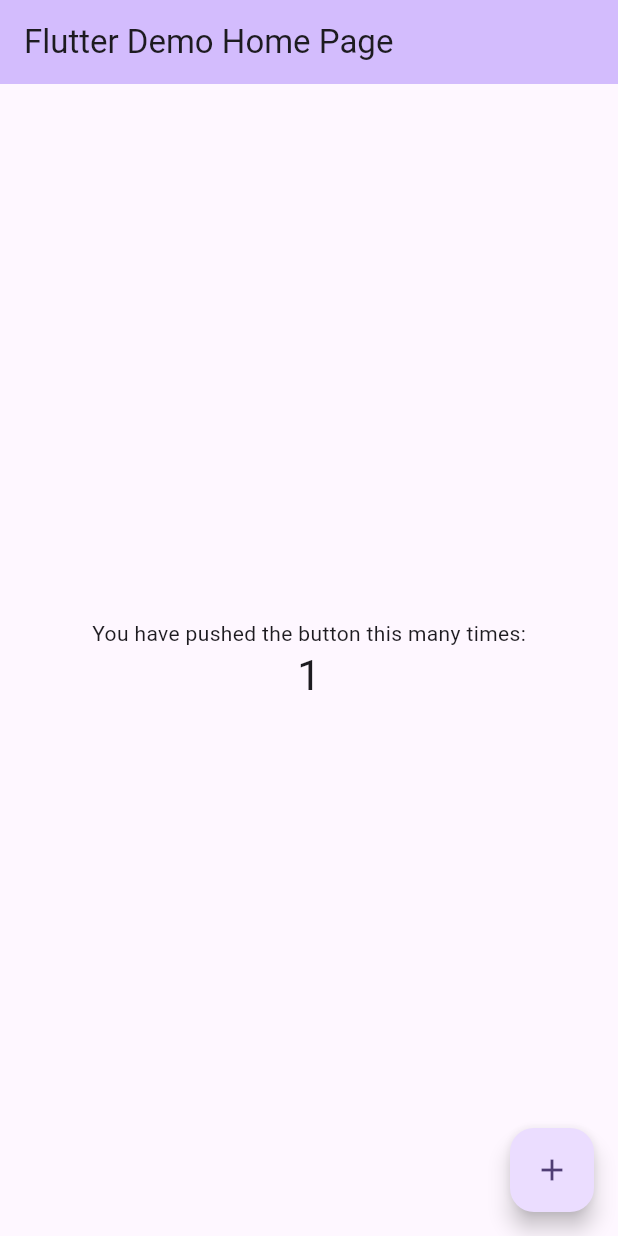
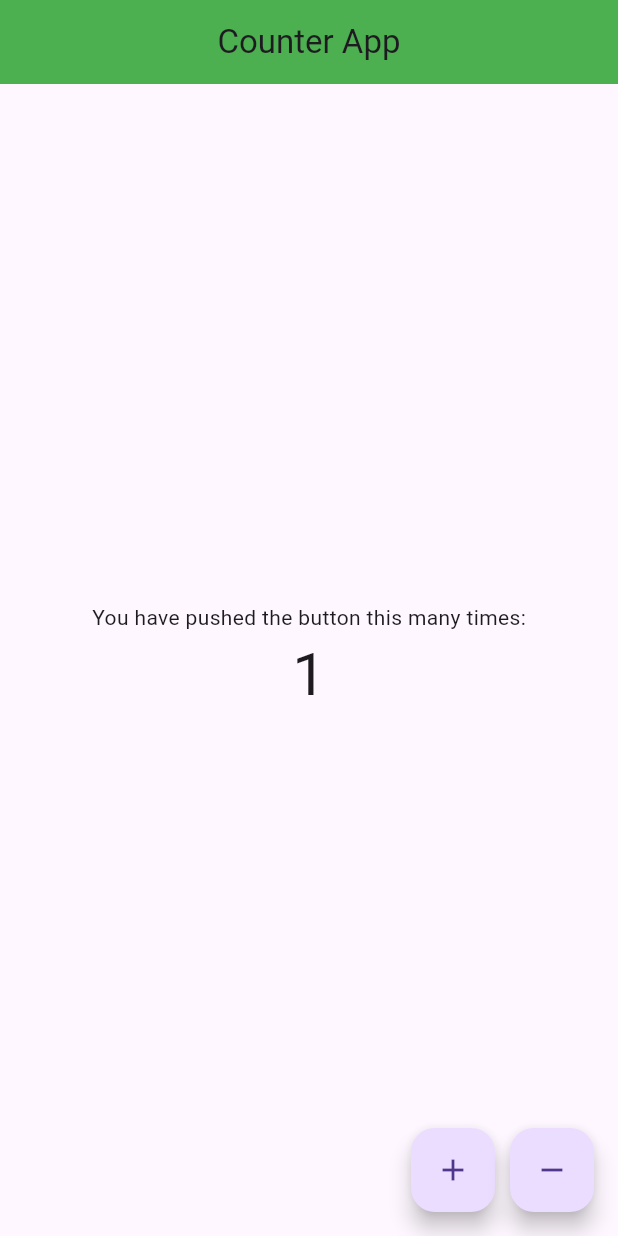
Before and after one commit to alazad214/provider-example, a Flutter app: the screen it shows after launch, after a tap on the "add" icon, on a phone screen of 412 x 824 dp. Run offline on Flutter 3.47's test engine with Material 3 defaults, Android fonts, the phone set to English and light mode, and no system bars.

Commit message:
counter function with provider

```diff
--- /dev/null
+++ b/lib/counter/counter_model.dart
@@ -0,0 +1,19 @@
+import 'package:flutter/material.dart';
+
+class CounterModel extends ChangeNotifier {
+  int _count = 0;
+
+  int get count => _count;
+
+  void increment() {
+    _count++;
+    notifyListeners();
+  }
+
+  void decrement() {
+    if (_count > 0) {
+      _count--;
+      notifyListeners();
+    }
+  }
+}
--- /dev/null
+++ b/lib/counter/counter_screen.dart
@@ -0,0 +1,104 @@
+import 'dart:math';
+
+import 'package:flutter/material.dart';
+import 'package:provider/provider.dart';
+
+import 'counter_model.dart';
+
+class CounterScreen extends StatefulWidget {
+  const CounterScreen({super.key});
+
+  @override
+  State<CounterScreen> createState() => _CounterScreenState();
+}
+
+class _CounterScreenState extends State<CounterScreen> {
+  @override
+  Widget build(BuildContext context) {
+    return Scaffold(
+        appBar: AppBar(
+          title: const Text('Counter App'),
+          backgroundColor: Colors.green,
+          centerTitle: true,
+        ),
+        body: Center(
+          child: Column(
+            mainAxisAlignment: MainAxisAlignment.center,
+            children: [
+              const Text(
+                'You have pushed the button this many times:',
+              ),
+              Consumer<CounterModel>(
+                builder: (context, counter, child) {
+                  return Text(
+                    '${counter.count}',
+                    style: const TextStyle(fontSize: 40),
+                  );
+                },
+              ),
+            ],
+          ),
+        ),
+        floatingActionButton: Row(
+          mainAxisAlignment: MainAxisAlignment.end,
+          children: [
+            FloatingActionButton(
+              onPressed: () => context.read<CounterModel>().increment(),
+              tooltip: 'Increment',
+              child: const Icon(Icons.add),
+            ),
+            const SizedBox(width: 10),
+            FloatingActionButton(
+              onPressed: () => context.read<CounterModel>().decrement(),
+              tooltip: 'Decrement',
+              child: const Icon(Icons.remove),
+            ),
+          ],
+        ));
+  }
+}
+
+// import 'dart:math';
+//
+// import 'package:flutter/material.dart';
+//
+// class CounterScreen extends StatefulWidget {
+//   const CounterScreen({super.key});
+//
+//   @override
+//   State<CounterScreen> createState() => _CounterScreenState();
+// }
+//
+// class _CounterScreenState extends State<CounterScreen> {
+//   int a = 0;
+//
+//   @override
+//   Widget build(BuildContext context) {
+//     print('build');
+//     return Scaffold(
+//       appBar: AppBar(
+//         title: const Text('Counter App'),
+//         backgroundColor: Colors.green,
+//         centerTitle: true,
+//       ),
+//       body: Center(
+//         child: Column(
+//           mainAxisAlignment: MainAxisAlignment.center,
+//           children: [
+//             Text(
+//               a.toString(),
+//             ),
+//           ],
+//         ),
+//       ),
+//       floatingActionButton: FloatingActionButton(
+//         onPressed: () {
+//           setState(() {
+//             a++;
+//           });
+//         },
+//         child: const Icon(Icons.add),
+//       ),
+//     );
+//   }
+// }
--- /dev/null
+++ b/lib/home_screen.dart
@@ -0,0 +1,10 @@
+import 'package:flutter/material.dart';
+
+class HomeScreen extends StatelessWidget {
+  const HomeScreen({super.key});
+
+  @override
+  Widget build(BuildContext context) {
+    return Scaffold();
+  }
+}
--- a/lib/main.dart
+++ b/lib/main.dart
@@ -1,125 +1,28 @@
 import 'package:flutter/material.dart';
+import 'package:provider/provider.dart';
+
+import 'counter/counter_model.dart';
+import 'counter/counter_screen.dart';
+import 'home_screen.dart';
 
 void main() {
-  runApp(const MyApp());
+  runApp(
+    ChangeNotifierProvider(
+      create: (context) => CounterModel(),
+      child: const MyApp(),
+    ),
+  );
 }
 
 class MyApp extends StatelessWidget {
   const MyApp({super.key});
 
-  // This widget is the root of your application.
   @override
   Widget build(BuildContext context) {
-    return MaterialApp(
+    return const MaterialApp(
       title: 'Flutter Demo',
-      theme: ThemeData(
-        // This is the theme of your application.
-        //
-        // TRY THIS: Try running your application with "flutter run". You'll see
-        // the application has a purple toolbar. Then, without quitting the app,
-        // try changing the seedColor in the colorScheme below to Colors.green
-        // and then invoke "hot reload" (save your changes or press the "hot
-        // reload" button in a Flutter-supported IDE, or press "r" if you used
-        // the command line to start the app).
-        //
-        // Notice that the counter didn't reset back to zero; the application
-        // state is not lost during the reload. To reset the state, use hot
-        // restart instead.
-        //
-        // This works for code too, not just values: Most code changes can be
-        // tested with just a hot reload.
-        colorScheme: ColorScheme.fromSeed(seedColor: Colors.deepPurple),
-        useMaterial3: true,
-      ),
-      home: const MyHomePage(title: 'Flutter Demo Home Page'),
+      debugShowCheckedModeBanner: false,
+      home: CounterScreen(),
     );
   }
 }
-
-class MyHomePage extends StatefulWidget {
-  const MyHomePage({super.key, required this.title});
-
-  // This widget is the home page of your application. It is stateful, meaning
-  // that it has a State object (defined below) that contains fields that affect
-  // how it looks.
-
-  // This class is the configuration for the state. It holds the values (in this
-  // case the title) provided by the parent (in this case the App widget) and
-  // used by the build method of the State. Fields in a Widget subclass are
-  // always marked "final".
-
-  final String title;
-
-  @override
-  State<MyHomePage> createState() => _MyHomePageState();
-}
-
-class _MyHomePageState extends State<MyHomePage> {
-  int _counter = 0;
-
-  void _incrementCounter() {
-    setState(() {
-      // This call to setState tells the Flutter framework that something has
-      // changed in this State, which causes it to rerun the build method below
-      // so that the display can reflect the updated values. If we changed
-      // _counter without calling setState(), then the build method would not be
-      // called again, and so nothing would appear to happen.
-      _counter++;
-    });
-  }
-
-  @override
-  Widget build(BuildContext context) {
-    // This method is rerun every time setState is called, for instance as done
-    // by the _incrementCounter method above.
-    //
-    // The Flutter framework has been optimized to make rerunning build methods
-    // fast, so that you can just rebuild anything that needs updating rather
-    // than having to individually change instances of widgets.
-    return Scaffold(
-      appBar: AppBar(
-        // TRY THIS: Try changing the color here to a specific color (to
-        // Colors.amber, perhaps?) and trigger a hot reload to see the AppBar
-        // change color while the other colors stay the same.
-        backgroundColor: Theme.of(context).colorScheme.inversePrimary,
-        // Here we take the value from the MyHomePage object that was created by
-        // the App.build method, and use it to set our appbar title.
-        title: Text(widget.title),
-      ),
-      body: Center(
-        // Center is a layout widget. It takes a single child and positions it
-        // in the middle of the parent.
-        child: Column(
-          // Column is also a layout widget. It takes a list of children and
-          // arranges them vertically. By default, it sizes itself to fit its
-          // children horizontally, and tries to be as tall as its parent.
-          //
-          // Column has various properties to control how it sizes itself and
-          // how it positions its children. Here we use mainAxisAlignment to
-          // center the children vertically; the main axis here is the vertical
-          // axis because Columns are vertical (the cross axis would be
-          // horizontal).
-          //
-          // TRY THIS: Invoke "debug painting" (choose the "Toggle Debug Paint"
-          // action in the IDE, or press "p" in the console), to see the
-          // wireframe for each widget.
-          mainAxisAlignment: MainAxisAlignment.center,
-          children: <Widget>[
-            const Text(
-              'You have pushed the button this many times:',
-            ),
-            Text(
-              '$_counter',
-              style: Theme.of(context).textTheme.headlineMedium,
-            ),
-          ],
-        ),
-      ),
-      floatingActionButton: FloatingActionButton(
-        onPressed: _incrementCounter,
-        tooltip: 'Increment',
-        child: const Icon(Icons.add),
-      ), // This trailing comma makes auto-formatting nicer for build methods.
-    );
-  }
-}
--- a/pubspec.yaml
+++ b/pubspec.yaml
@@ -35,6 +35,7 @@ dependencies:
   # The following adds the Cupertino Icons font to your application.
   # Use with the CupertinoIcons class for iOS style icons.
   cupertino_icons: ^1.0.8
+  provider: ^6.1.2
 
 dev_dependencies:
   flutter_test:
```
Also changed, not shown: pubspec.lock.
